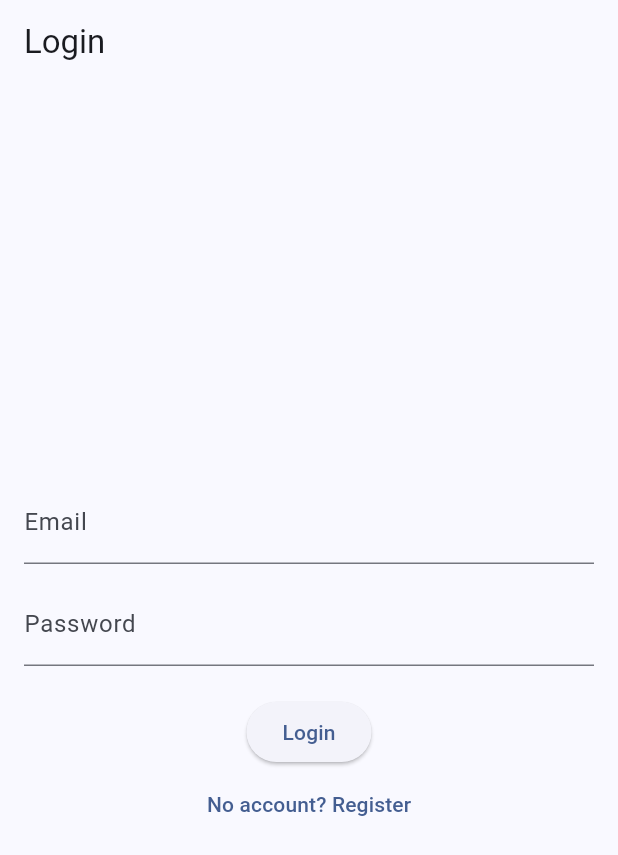
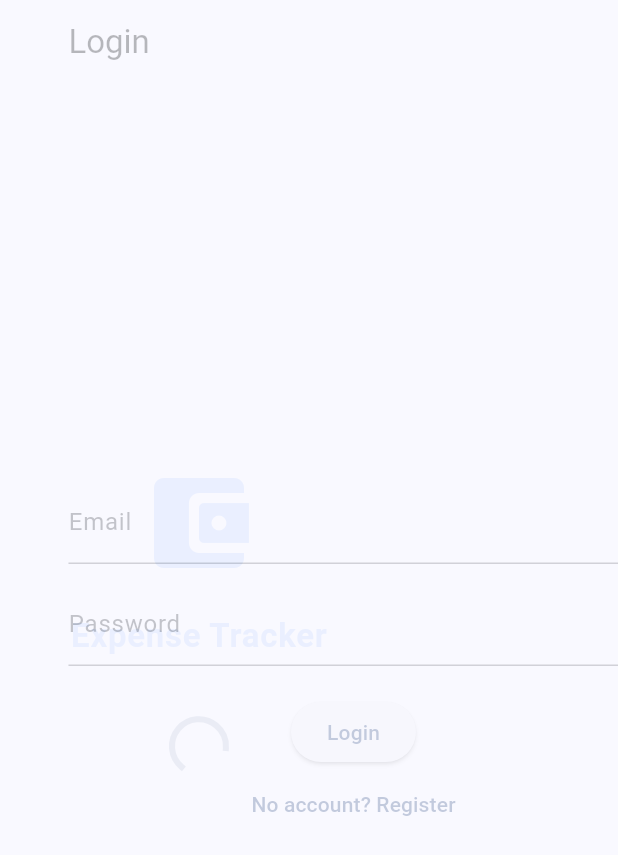
Before and after one commit to Clydewtf/expense-tracker, a Flutter app: the first screen one second after launch, on a phone screen of 412 x 824 dp. Shown: the top 855 px of the screen. Run offline on Flutter 3.47's test engine with Material 3 defaults, Android fonts, the phone set to English and light mode, and no system bars; our stand-ins replace dio, equatable, flutter_bloc, flutter_secure_storage, hive_flutter; missing offline and left inert: jwt_decode; accounts and stored records are empty.

Commit message:
feat(auth): add session persistence and splash auth check / splash screen

```diff
--- a/frontend/lib/core/app_router.dart
+++ b/frontend/lib/core/app_router.dart
@@ -1,6 +1,7 @@
 import 'package:flutter/material.dart';
 import '../presentation/screens/auth/login_screen.dart';
 import '../presentation/screens/auth/register_screen.dart';
+import '../presentation/screens/auth/splash_screen.dart';
 import '../presentation/screens/home/home_screen.dart';
 import '../presentation/screens/transaction/transactions_screen.dart';
 
@@ -9,6 +10,8 @@ class AppRouter {
   static Route<dynamic> generateRoute(RouteSettings settings) {
     switch (settings.name) {
       case '/':
+        return MaterialPageRoute(builder: (_) => const SplashScreen());
+      case '/login':
         return MaterialPageRoute(builder: (_) => const LoginScreen());
       case '/register':
         return MaterialPageRoute(builder: (_) => const RegisterScreen());
--- /dev/null
+++ b/frontend/lib/presentation/screens/auth/splash_screen.dart
@@ -0,0 +1,62 @@
+import 'package:flutter/material.dart';
+import 'package:flutter_bloc/flutter_bloc.dart';
+import '../../../logic/blocs/auth/auth_bloc.dart';
+
+
+class SplashScreen extends StatefulWidget {
+  const SplashScreen({super.key});
+
+  @override
+  State<SplashScreen> createState() => _SplashScreenState();
+}
+
+class _SplashScreenState extends State<SplashScreen> {
+  @override
+  void initState() {
+    super.initState();
+    Future.delayed(const Duration(milliseconds: 800), () {
+      if (!mounted) return;
+      context.read<AuthBloc>().add(AuthCheckStatus());
+    });
+  }
+
+  @override
+  Widget build(BuildContext context) {
+    return Scaffold(
+      backgroundColor: Colors.white,
+      body: BlocListener<AuthBloc, AuthState>(
+        listener: (context, state) {
+          if (state is AuthAuthenticated) {
+            Navigator.pushReplacementNamed(context, '/home');
+          } else if (state is AuthUnauthenticated) {
+            Navigator.pushReplacementNamed(context, '/login');
+          }
+        },
+        child: const Center(
+          child: Column(
+            mainAxisAlignment: MainAxisAlignment.center,
+            children: [
+              Icon(
+                Icons.account_balance_wallet_rounded,
+                size: 80,
+                color: Colors.blueAccent,
+              ),
+              SizedBox(height: 20),
+              Text(
+                'Expense Tracker',
+                style: TextStyle(
+                  fontSize: 22,
+                  fontWeight: FontWeight.bold,
+                  color: Colors.blueAccent,
+                  letterSpacing: 0.5,
+                ),
+              ),
+              SizedBox(height: 40),
+              CircularProgressIndicator(),
+            ],
+          ),
+        ),
+      ),
+    );
+  }
+}
```
